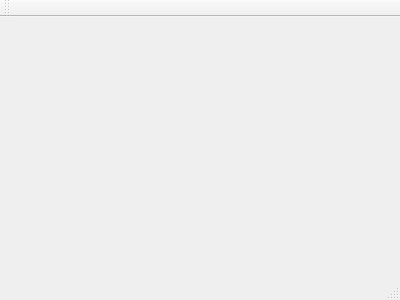
First picture: the form in src/mainwindow.ui, repository Senspark/publisher-helper, before the edit.
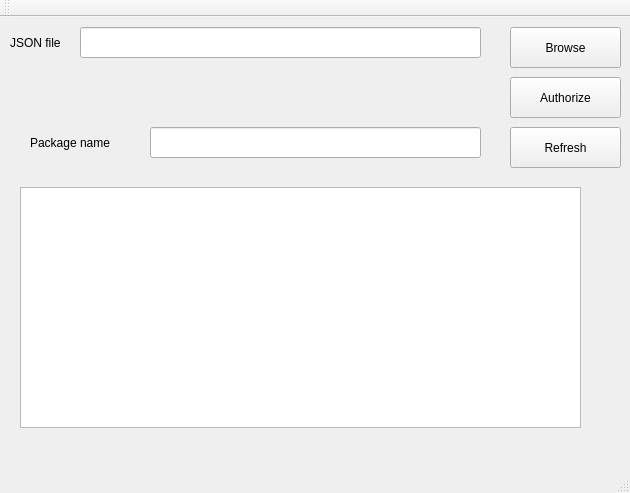
Second picture: the form after the edit.

Diff of the .ui file:
```diff
--- a/src/mainwindow.ui
+++ b/src/mainwindow.ui
@@ -1,24 +1,135 @@
 <ui version="4.0">
  <class>MainWindow</class>
- <widget class="QMainWindow" name="MainWindow" >
-  <property name="geometry" >
+ <widget class="QMainWindow" name="MainWindow">
+  <property name="geometry">
    <rect>
     <x>0</x>
     <y>0</y>
-    <width>400</width>
-    <height>300</height>
+    <width>630</width>
+    <height>493</height>
    </rect>
   </property>
   <property name="windowTitle" >
    <string>MainWindow</string>
   </property>
-  <widget class="QMenuBar" name="menuBar" />
-  <widget class="QToolBar" name="mainToolBar" />
-  <widget class="QWidget" name="centralWidget" />
-  <widget class="QStatusBar" name="statusBar" />
+  <widget class="QWidget" name="centralWidget">
+   <widget class="QLineEdit" name="packageInput">
+    <property name="geometry">
+     <rect>
+      <x>150</x>
+      <y>110</y>
+      <width>331</width>
+      <height>31</height>
+     </rect>
+    </property>
+   </widget>
+   <widget class="QPushButton" name="refreshButton">
+    <property name="geometry">
+     <rect>
+      <x>510</x>
+      <y>110</y>
+      <width>111</width>
+      <height>41</height>
+     </rect>
+    </property>
+    <property name="text">
+     <string>Refresh</string>
+    </property>
+   </widget>
+   <widget class="QListWidget" name="iapList">
+    <property name="geometry">
+     <rect>
+      <x>20</x>
+      <y>170</y>
+      <width>561</width>
+      <height>241</height>
+     </rect>
+    </property>
+   </widget>
+   <widget class="QLabel" name="package_2">
+    <property name="geometry">
+     <rect>
+      <x>30</x>
+      <y>110</y>
+      <width>111</width>
+      <height>31</height>
+     </rect>
+    </property>
+    <property name="text">
+     <string>Package name</string>
+    </property>
+   </widget>
+   <widget class="QLineEdit" name="jsonInput">
+    <property name="geometry">
+     <rect>
+      <x>80</x>
+      <y>10</y>
+      <width>401</width>
+      <height>31</height>
+     </rect>
+    </property>
+   </widget>
+   <widget class="QLabel" name="package_3">
+    <property name="geometry">
+     <rect>
+      <x>10</x>
+      <y>10</y>
+      <width>71</width>
+      <height>31</height>
+     </rect>
+    </property>
+    <property name="text">
+     <string>JSON file</string>
+    </property>
+   </widget>
+   <widget class="QPushButton" name="browseButton">
+    <property name="geometry">
+     <rect>
+      <x>510</x>
+      <y>10</y>
+      <width>111</width>
+      <height>41</height>
+     </rect>
+    </property>
+    <property name="text">
+     <string>Browse</string>
+    </property>
+   </widget>
+   <widget class="QPushButton" name="authorizeButton">
+    <property name="geometry">
+     <rect>
+      <x>510</x>
+      <y>60</y>
+      <width>111</width>
+      <height>41</height>
+     </rect>
+    </property>
+    <property name="text">
+     <string>Authorize</string>
+    </property>
+   </widget>
+  </widget>
+  <widget class="QMenuBar" name="menuBar">
+   <property name="geometry">
+    <rect>
+     <x>0</x>
+     <y>0</y>
+     <width>630</width>
+     <height>22</height>
+    </rect>
+   </property>
+  </widget>
+  <widget class="QToolBar" name="mainToolBar">
+   <attribute name="toolBarArea">
+    <enum>TopToolBarArea</enum>
+   </attribute>
+   <attribute name="toolBarBreak">
+    <bool>false</bool>
+   </attribute>
+  </widget>
+  <widget class="QStatusBar" name="statusBar"/>
  </widget>
- <layoutDefault spacing="6" margin="11" />
- <pixmapfunction></pixmapfunction>
+ <layoutdefault spacing="6" margin="11"/>
  <resources/>
  <connections/>
 </ui>
```
Left out of the diff: 3 changed lines with no effect on the pictures.
